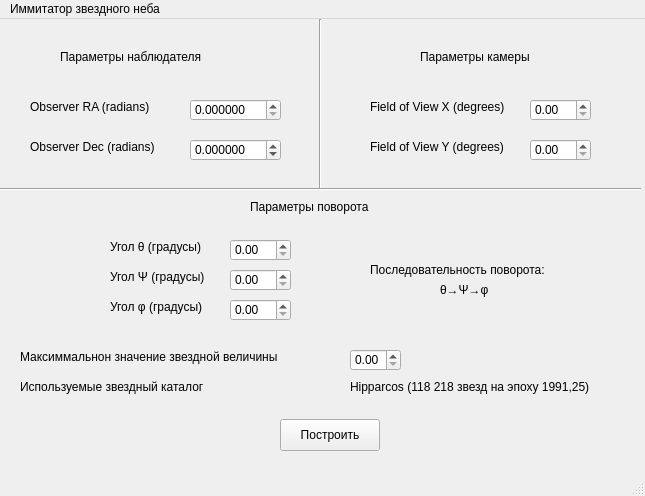
Above: src/Forms/mainwindow.ui from lemonilloun/starry_sky before the change. Below: the same form after it.
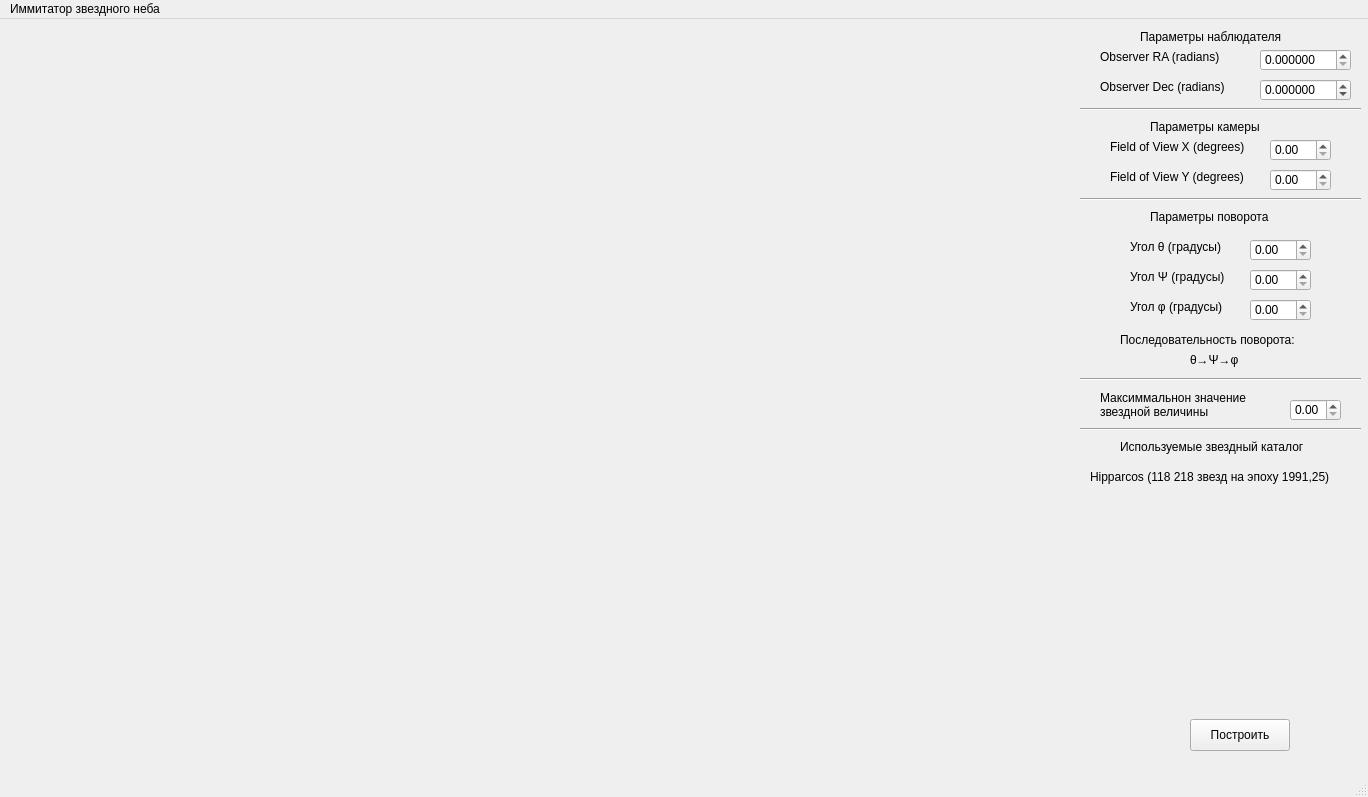
That is the form after the change.

Diff of the .ui file:
```diff
--- a/src/Forms/mainwindow.ui
+++ b/src/Forms/mainwindow.ui
@@ -6,8 +6,8 @@
    <rect>
     <x>0</x>
     <y>0</y>
-    <width>645</width>
-    <height>496</height>
+    <width>1368</width>
+    <height>797</height>
    </rect>
   </property>
   <property name="windowTitle">
@@ -17,9 +17,9 @@
    <widget class="QLabel" name="ra_label">
     <property name="geometry">
      <rect>
-      <x>30</x>
-      <y>80</y>
-      <width>131</width>
+      <x>1100</x>
+      <y>30</y>
+      <width>141</width>
       <height>16</height>
      </rect>
     </property>
@@ -30,8 +30,8 @@
    <widget class="QLabel" name="label">
     <property name="geometry">
      <rect>
-      <x>30</x>
-      <y>120</y>
+      <x>1100</x>
+      <y>60</y>
       <width>141</width>
       <height>16</height>
      </rect>
@@ -43,8 +43,8 @@
    <widget class="QDoubleSpinBox" name="observerRaSpinBox">
     <property name="geometry">
      <rect>
-      <x>190</x>
-      <y>80</y>
+      <x>1260</x>
+      <y>30</y>
       <width>91</width>
       <height>22</height>
      </rect>
@@ -59,8 +59,8 @@
    <widget class="QDoubleSpinBox" name="observerDecSpinBox">
     <property name="geometry">
      <rect>
-      <x>190</x>
-      <y>120</y>
+      <x>1260</x>
+      <y>60</y>
       <width>91</width>
       <height>22</height>
      </rect>
@@ -78,8 +78,8 @@
    <widget class="QLabel" name="label_2">
     <property name="geometry">
      <rect>
-      <x>60</x>
-      <y>30</y>
+      <x>1140</x>
+      <y>10</y>
       <width>191</width>
       <height>16</height>
      </rect>
@@ -91,8 +91,8 @@
    <widget class="QLabel" name="label_3">
     <property name="geometry">
      <rect>
-      <x>420</x>
-      <y>30</y>
+      <x>1150</x>
+      <y>100</y>
       <width>191</width>
       <height>16</height>
      </rect>
@@ -101,37 +101,25 @@
      <string>Параметры камеры</string>
     </property>
    </widget>
-   <widget class="Line" name="line">
-    <property name="geometry">
-     <rect>
-      <x>310</x>
-      <y>0</y>
-      <width>20</width>
-      <height>171</height>
-     </rect>
-    </property>
-    <property name="orientation">
-     <enum>Qt::Orientation::Vertical</enum>
-    </property>
-   </widget>
    <widget class="QLabel" name="label_4">
     <property name="geometry">
      <rect>
-      <x>20</x>
-      <y>330</y>
+      <x>1100</x>
+      <y>360</y>
       <width>311</width>
-      <height>16</height>
+      <height>51</height>
      </rect>
     </property>
     <property name="text">
-     <string>Максиммальнон значение звездной величины</string>
+     <string>Максиммальнон значение
+звездной величины</string>
     </property>
    </widget>
    <widget class="QDoubleSpinBox" name="maxMagnitudeSpinBox">
     <property name="geometry">
      <rect>
-      <x>350</x>
-      <y>330</y>
+      <x>1290</x>
+      <y>380</y>
       <width>51</width>
       <height>22</height>
      </rect>
@@ -143,8 +131,8 @@
    <widget class="QDoubleSpinBox" name="fovYSpinBox">
     <property name="geometry">
      <rect>
-      <x>530</x>
-      <y>120</y>
+      <x>1270</x>
+      <y>150</y>
       <width>61</width>
       <height>22</height>
      </rect>
@@ -156,8 +144,8 @@
    <widget class="QLabel" name="ra_label_2">
     <property name="geometry">
      <rect>
-      <x>370</x>
-      <y>80</y>
+      <x>1110</x>
+      <y>120</y>
       <width>151</width>
       <height>16</height>
      </rect>
@@ -169,8 +157,8 @@
    <widget class="QLabel" name="label_6">
     <property name="geometry">
      <rect>
-      <x>370</x>
-      <y>120</y>
+      <x>1110</x>
+      <y>150</y>
       <width>151</width>
       <height>16</height>
      </rect>
@@ -182,8 +170,8 @@
    <widget class="QDoubleSpinBox" name="fovXSpinBox">
     <property name="geometry">
      <rect>
-      <x>530</x>
-      <y>80</y>
+      <x>1270</x>
+      <y>120</y>
       <width>61</width>
       <height>22</height>
      </rect>
@@ -195,8 +183,8 @@
    <widget class="QLabel" name="label_7">
     <property name="geometry">
      <rect>
-      <x>20</x>
-      <y>360</y>
+      <x>1120</x>
+      <y>420</y>
       <width>211</width>
       <height>16</height>
      </rect>
@@ -208,8 +196,8 @@
    <widget class="QLabel" name="label_8">
     <property name="geometry">
      <rect>
-      <x>350</x>
-      <y>360</y>
+      <x>1090</x>
+      <y>450</y>
       <width>281</width>
       <height>16</height>
      </rect>
@@ -221,9 +209,9 @@
    <widget class="Line" name="line_2">
     <property name="geometry">
      <rect>
-      <x>0</x>
-      <y>160</y>
-      <width>641</width>
+      <x>1080</x>
+      <y>80</y>
+      <width>281</width>
       <height>20</height>
      </rect>
     </property>
@@ -234,8 +222,8 @@
    <widget class="QPushButton" name="buildMapButton">
     <property name="geometry">
      <rect>
-      <x>280</x>
-      <y>400</y>
+      <x>1190</x>
+      <y>700</y>
       <width>100</width>
       <height>32</height>
      </rect>
@@ -247,7 +235,7 @@
    <widget class="QDoubleSpinBox" name="psiSpinBox">
     <property name="geometry">
      <rect>
-      <x>230</x>
+      <x>1250</x>
       <y>250</y>
       <width>61</width>
       <height>22</height>
@@ -263,7 +251,7 @@
    <widget class="QLabel" name="phi_label">
     <property name="geometry">
      <rect>
-      <x>110</x>
+      <x>1130</x>
       <y>280</y>
       <width>111</width>
       <height>16</height>
@@ -276,7 +264,7 @@
    <widget class="QDoubleSpinBox" name="phiSpinBox">
     <property name="geometry">
      <rect>
-      <x>230</x>
+      <x>1250</x>
       <y>280</y>
       <width>61</width>
       <height>22</height>
@@ -295,7 +283,7 @@
    <widget class="QLabel" name="psi_label">
     <property name="geometry">
      <rect>
-      <x>110</x>
+      <x>1130</x>
       <y>250</y>
       <width>111</width>
       <height>16</height>
@@ -308,7 +296,7 @@
    <widget class="QLabel" name="theta_label">
     <property name="geometry">
      <rect>
-      <x>110</x>
+      <x>1130</x>
       <y>220</y>
       <width>111</width>
       <height>16</height>
@@ -321,7 +309,7 @@
    <widget class="QDoubleSpinBox" name="thetaSpinBox">
     <property name="geometry">
      <rect>
-      <x>230</x>
+      <x>1250</x>
       <y>220</y>
       <width>61</width>
       <height>22</height>
@@ -337,8 +325,8 @@
    <widget class="QLabel" name="label_9">
     <property name="geometry">
      <rect>
-      <x>250</x>
-      <y>180</y>
+      <x>1150</x>
+      <y>190</y>
       <width>141</width>
       <height>16</height>
      </rect>
@@ -350,8 +338,8 @@
    <widget class="QLabel" name="label_10">
     <property name="geometry">
      <rect>
-      <x>370</x>
-      <y>240</y>
+      <x>1120</x>
+      <y>310</y>
       <width>221</width>
       <height>21</height>
      </rect>
@@ -363,8 +351,8 @@
    <widget class="QLabel" name="label_11">
     <property name="geometry">
      <rect>
-      <x>440</x>
-      <y>260</y>
+      <x>1190</x>
+      <y>330</y>
       <width>61</width>
       <height>21</height>
      </rect>
@@ -373,13 +361,74 @@
      <string>θ→Ψ→φ</string>
     </property>
    </widget>
+   <widget class="Line" name="line_3">
+    <property name="geometry">
+     <rect>
+      <x>1080</x>
+      <y>170</y>
+      <width>281</width>
+      <height>20</height>
+     </rect>
+    </property>
+    <property name="orientation">
+     <enum>Qt::Orientation::Horizontal</enum>
+    </property>
+   </widget>
+   <widget class="Line" name="line_4">
+    <property name="geometry">
+     <rect>
+      <x>1080</x>
+      <y>350</y>
+      <width>281</width>
+      <height>20</height>
+     </rect>
+    </property>
+    <property name="orientation">
+     <enum>Qt::Orientation::Horizontal</enum>
+    </property>
+   </widget>
+   <widget class="Line" name="line_5">
+    <property name="geometry">
+     <rect>
+      <x>1080</x>
+      <y>400</y>
+      <width>281</width>
+      <height>20</height>
+     </rect>
+    </property>
+    <property name="orientation">
+     <enum>Qt::Orientation::Horizontal</enum>
+    </property>
+   </widget>
+   <widget class="QWidget" name="MapWidget" native="true">
+    <property name="geometry">
+     <rect>
+      <x>-1</x>
+      <y>-1</y>
+      <width>1081</width>
+      <height>761</height>
+     </rect>
+    </property>
+    <property name="minimumSize">
+     <size>
+      <width>1081</width>
+      <height>761</height>
+     </size>
+    </property>
+    <property name="maximumSize">
+     <size>
+      <width>1081</width>
+      <height>761</height>
+     </size>
+    </property>
+   </widget>
   </widget>
   <widget class="QMenuBar" name="menubar">
    <property name="geometry">
     <rect>
      <x>0</x>
      <y>0</y>
-     <width>645</width>
+     <width>1368</width>
      <height>24</height>
     </rect>
    </property>
```
